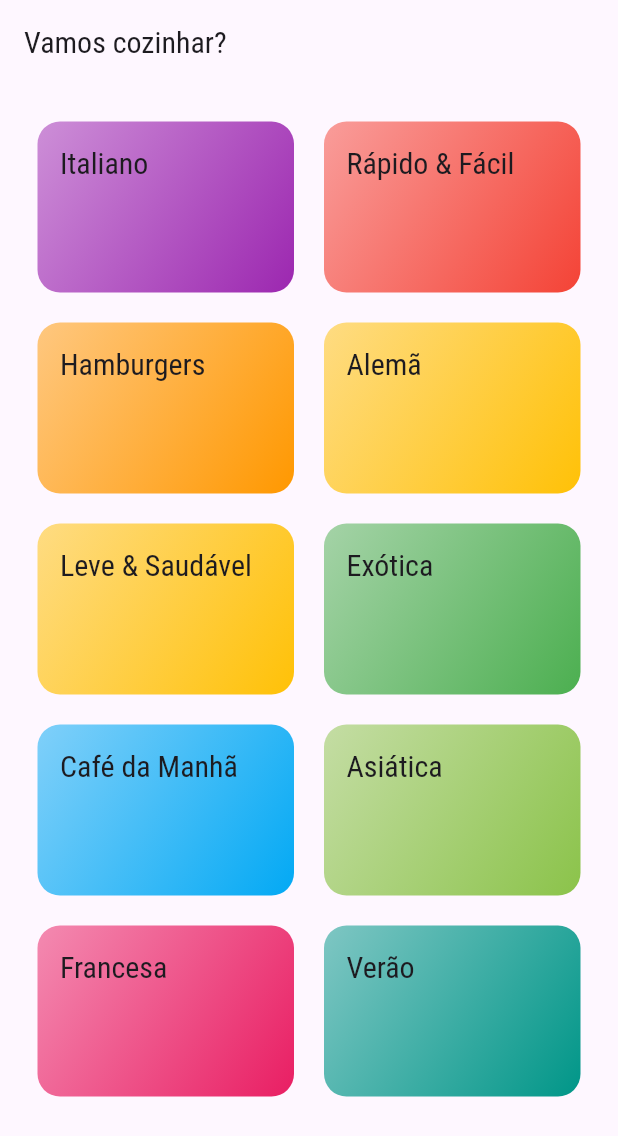
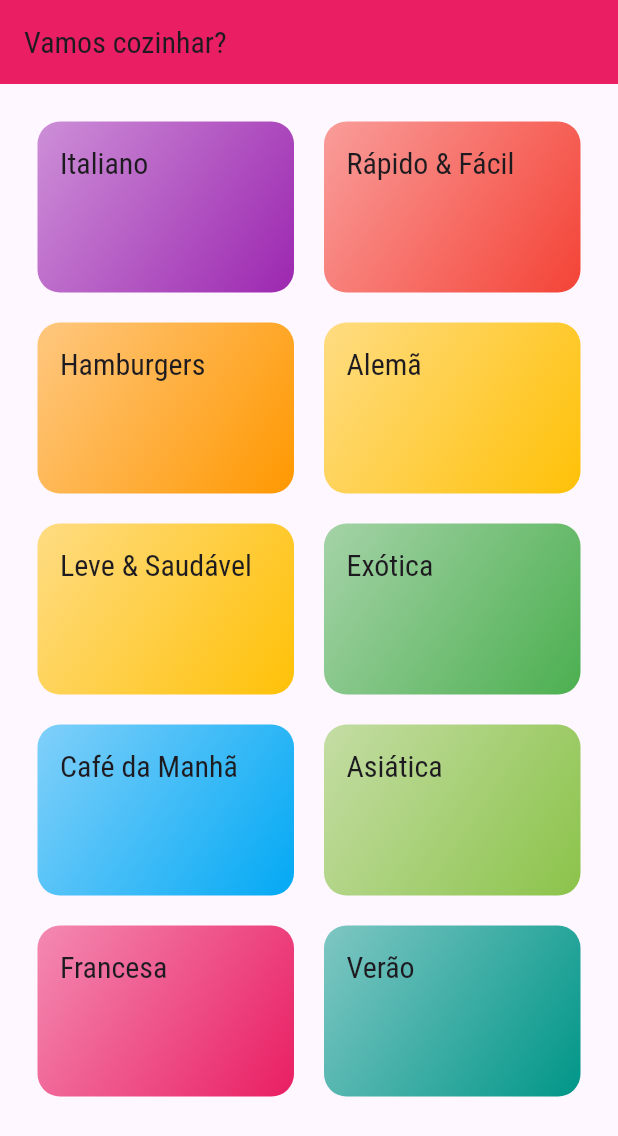
Before and after one commit to William-Munaretto/meals, a Flutter app: the screen it shows after launch, on a phone screen of 412 x 824 dp. Shown: the top 1136 px of the screen. Run offline on Flutter 3.47's test engine with Material 3 defaults, Android fonts, the phone set to English and light mode, and no system bars.

Commit message:
Rotas definidas

```diff
--- a/lib/components/category_item.dart
+++ b/lib/components/category_item.dart
@@ -1,14 +1,31 @@
 import 'package:flutter/material.dart';
 import 'package:navegacao_multitelas_meals/models/category.dart';
+import 'package:navegacao_multitelas_meals/utils/app-routes.dart';
 
 class CategoryItem extends StatelessWidget {
   const CategoryItem({super.key, this.category});
 
   final Category? category;
 
+  void _selectCategory(BuildContext context) {
+    // Navigator.of(context).push(
+    //   MaterialPageRoute(
+    //     builder: (_) {
+    //       return CategoriesMealsScreen();
+    //     },
+    //   ),
+    // );
+
+    Navigator.of(context).pushNamed(AppRoutes.MEALS, arguments: category);
+  }
+
   @override
   Widget build(BuildContext context) {
-    return Container(
+    return InkWell(
+      onTap: () => _selectCategory(context),
+      splashColor: Theme.of(context).primaryColor,
+      borderRadius: BorderRadius.circular(15),
+      child: Container(
         padding: EdgeInsets.all(15),
         decoration: BoxDecoration(
           borderRadius: BorderRadius.circular(15),
@@ -25,6 +42,7 @@ class CategoryItem extends StatelessWidget {
           category!.title,
           style: Theme.of(context).textTheme.titleLarge,
         ),
+      ),
     );
   }
 }
--- a/lib/main.dart
+++ b/lib/main.dart
@@ -1,5 +1,7 @@
 import 'package:flutter/material.dart';
 import './screens/categories_screen.dart';
+import './screens/categories_meals_screen.dart';
+import 'utils/app-routes.dart';
 
 void main() => runApp(MyApp());
 
@@ -8,10 +10,15 @@ class MyApp extends StatelessWidget {
 
   @override
   Widget build(BuildContext context) {
+    final ThemeData theme = ThemeData();
     return MaterialApp(
       title: 'DeliMeals',
       theme: ThemeData(
         useMaterial3: true,
+        colorScheme: theme.colorScheme.copyWith(
+          primary: Colors.pink,
+          secondary: Colors.amber,
+        ),
         primarySwatch: Colors.pink,
         canvasColor: Color.fromRGBO(255, 254, 229, 1),
         textTheme: ThemeData.light().textTheme.copyWith(
@@ -30,8 +37,10 @@ class MyApp extends StatelessWidget {
             ),
         fontFamily: 'Raleway',
       ),
-      home: CategoriesScreen(),
-      darkTheme: ThemeData.dark(),
+      routes: {
+        AppRoutes.HOME: (ctx) => CategoriesScreen(),
+        AppRoutes.MEALS: (ctx) => CategoriesMealsScreen(),
+      },
     );
   }
 }
--- a/lib/screens/categories_screen.dart
+++ b/lib/screens/categories_screen.dart
@@ -10,6 +10,7 @@ class CategoriesScreen extends StatelessWidget {
     return Scaffold(
       appBar: AppBar(
         title: Text('Vamos cozinhar?'),
+        backgroundColor: Theme.of(context).colorScheme.primary,
       ),
       body: GridView(
         padding: const EdgeInsets.all(25),
--- /dev/null
+++ b/lib/utils/app-routes.dart
@@ -0,0 +1,4 @@
+class AppRoutes {
+  static const HOME = '/';
+  static const MEALS = '/categories-meals';
+}
```
Also changed, not shown: lib/screens/categories_meals_screen.dart (added, +20 -0 lines). Lines whose indentation alone changed are shown as unchanged.
